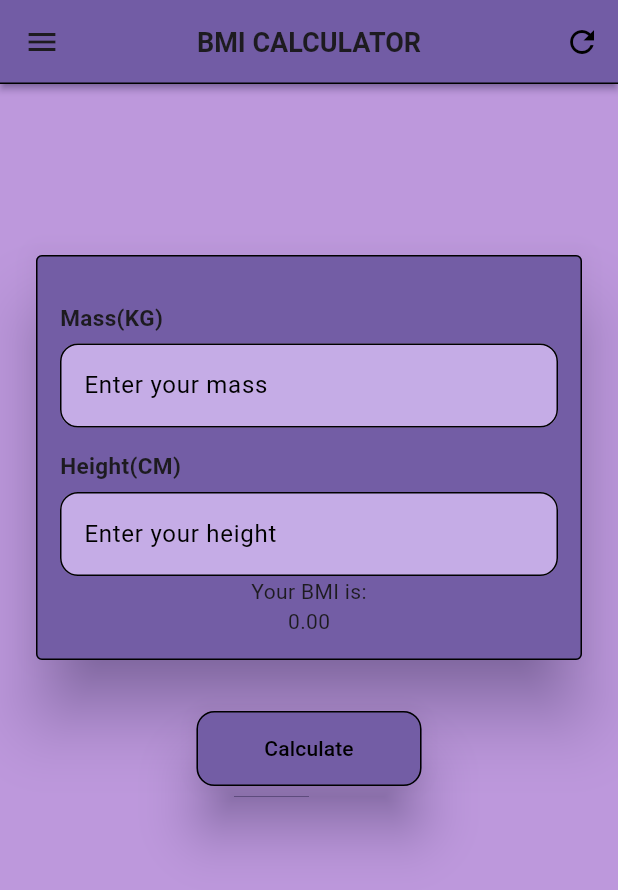
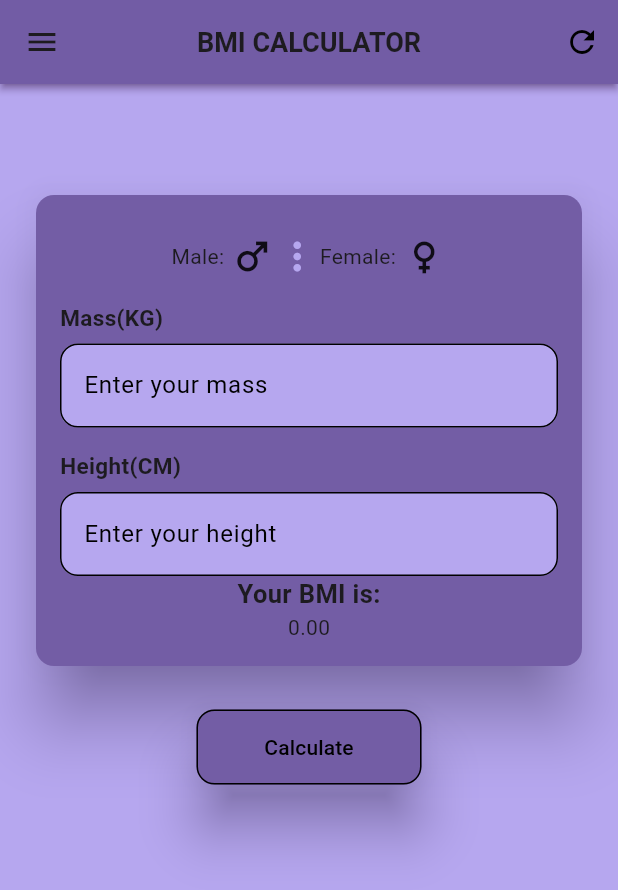
Before and after one commit to biniKin/first_project, a Flutter app: the screen it shows after launch, on a phone screen of 412 x 824 dp. Shown: the top 890 px of the screen. Run offline on Flutter 3.47's test engine with Material 3 defaults, Android fonts, the phone set to English and light mode, and no system bars.

Commit message:
UI updates

```diff
--- a/lib/materials.dart
+++ b/lib/materials.dart
@@ -23,15 +23,11 @@ class _Material_of_bmiState extends State<Material_of_bmi> {
   @override
   Widget build(BuildContext context) {
     return Scaffold(
-      backgroundColor: Color(0xFFBD98DC),
+      backgroundColor: Color(0xFFB6A7EF),
       appBar: AppBar(
-        shape: Border(
-          bottom: BorderSide(
-            width: 1
-          )
-        ),
+
         elevation: 2,
-        shadowColor: Color(0xFF735DA5),
+        shadowColor: Color(0xFF714293),
         backgroundColor: Color(0xFF735DA5),
         title: Text("BMI CALCULATOR",
             style: TextStyle(
@@ -52,32 +48,36 @@ class _Material_of_bmiState extends State<Material_of_bmi> {
       ),
       drawer: Drawer(
         child: Container(
-          color: Color(0xFF735DA5),
+          color: Color(0xFFB6A7EF),
           child: ListView(
+
             children: [
-              Container(
-
-                child: DrawerHeader(
-                    child: Center(
-                        child: Text("BMI Calculator", style: TextStyle(fontSize: 25),)
-                    )
-                ),
+              SizedBox(height: 20,),
+              DrawerHeader(
+                  child: Center(
+                      child: Text(
+                        "BMI Calculator",
+                        style: TextStyle(
+                            fontSize: 25),
+                      )
+                  )
               ),
-
-
+              SizedBox(height: 10,),
               ListTile(
                 leading: Icon(Icons.home, color: Colors.black, size: 25,),
                 title: Text("Home", style: TextStyle(fontSize: 17),),
               ),
+
               SizedBox(height: 10,),
               ListTile(
-                leading: Icon(Icons.account_circle, color: Colors.black, size: 25,),
-                title: Text("Profile", style: TextStyle(fontSize: 17),),
+                leading: Icon(Icons.dark_mode_rounded, color: Colors.black, size: 25,),
+                title: Text("Theme", style: TextStyle(fontSize: 17),),
               ),
+
               SizedBox(height: 10,),
               ListTile(
-                leading: Icon(Icons.light_mode, color: Colors.black, size: 25,),
-                title: Text("Theme", style: TextStyle(fontSize: 17),),
+                leading: Icon(Icons.info, color: Colors.black, size: 25,),
+                title: Text("About", style: TextStyle(fontSize: 17),),
               ),
 
             ],
@@ -90,26 +90,32 @@ class _Material_of_bmiState extends State<Material_of_bmi> {
           //mainAxisAlignment: MainAxisAlignment.center,
 
           children: [
-
-            SizedBox(height: 90),
+            SizedBox(height: 50),
             Padding(
-
               padding: const EdgeInsets.all(20.0),
               child: Card(
 
                 color: Color(0xFF735DA5),
                 elevation: 20,
                 shadowColor: Color(0xFF735DA5),
-                shape: OutlineInputBorder(
-                  borderSide: BorderSide(
-                    width: 1
-                  )
-                ),
+
 
                 child: Padding(
                   padding: const EdgeInsets.all(16.0),
                   child: Column(
                     children: [
+                      SizedBox(height: 10),
+                      Row(
+                        mainAxisAlignment: MainAxisAlignment.center,
+                          children: [
+                            Text("Male: "),
+                            Icon(Icons.male_sharp, size: 30,),
+                            Icon(Icons.more_vert_sharp, size: 30,color: Color(0xFFB6A7EF),),
+                            Text("Female: "),
+                            Icon(Icons.female_outlined, size: 30,),
+                          ],
+                      ),
+
 
                       SizedBox(height: 15,),
                       Align(
@@ -140,7 +146,7 @@ class _Material_of_bmiState extends State<Material_of_bmi> {
                             ),
                           ),
                           filled: true,
-                          fillColor: Color(0xFFC5ACE6),
+                          fillColor: Color(0xFFB6A7EF),
                         ),
                         keyboardType: TextInputType.numberWithOptions(
                           decimal: true,
@@ -175,14 +181,14 @@ class _Material_of_bmiState extends State<Material_of_bmi> {
                             ),
                           ),
                           filled: true,
-                          fillColor: Color(0xFFC5ACE6),
+                          fillColor: Color(0xFFB6A7EF),
                         ),
                         keyboardType: TextInputType.numberWithOptions(
                           decimal: true,
                         ),
                       ),
                       //
-                      Text("Your BMI is:"),
+                      Text("Your BMI is:", style: TextStyle(fontSize: 17, fontWeight: FontWeight.bold),),
                       Text(reslut.toStringAsFixed(2)),
                       //
                     ],
@@ -190,7 +196,7 @@ class _Material_of_bmiState extends State<Material_of_bmi> {
                 ),
               ),
             ),
-            SizedBox(height: 10),
+            SizedBox(height: 5),
             SizedBox(
               width: 150,
               height: 50,
```
